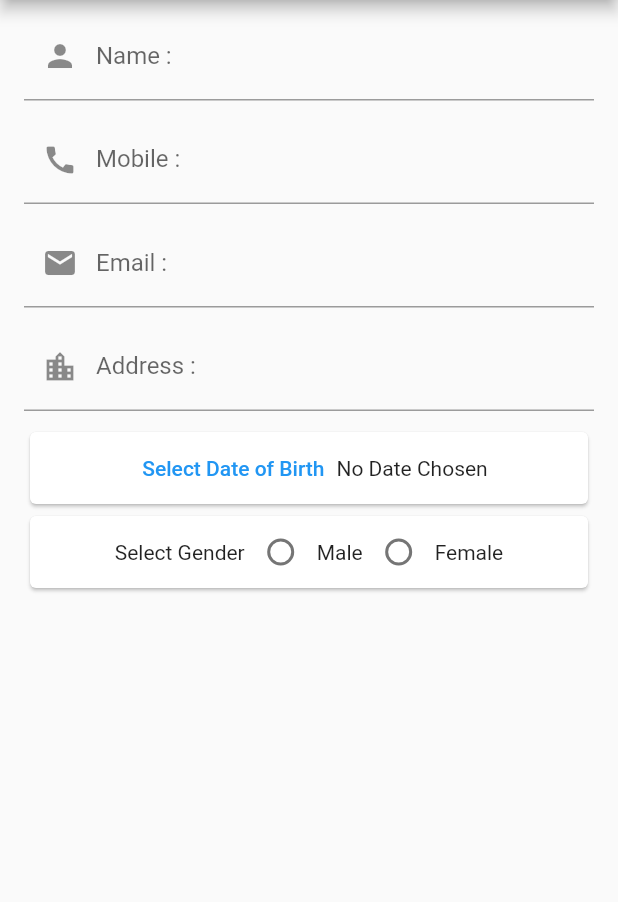
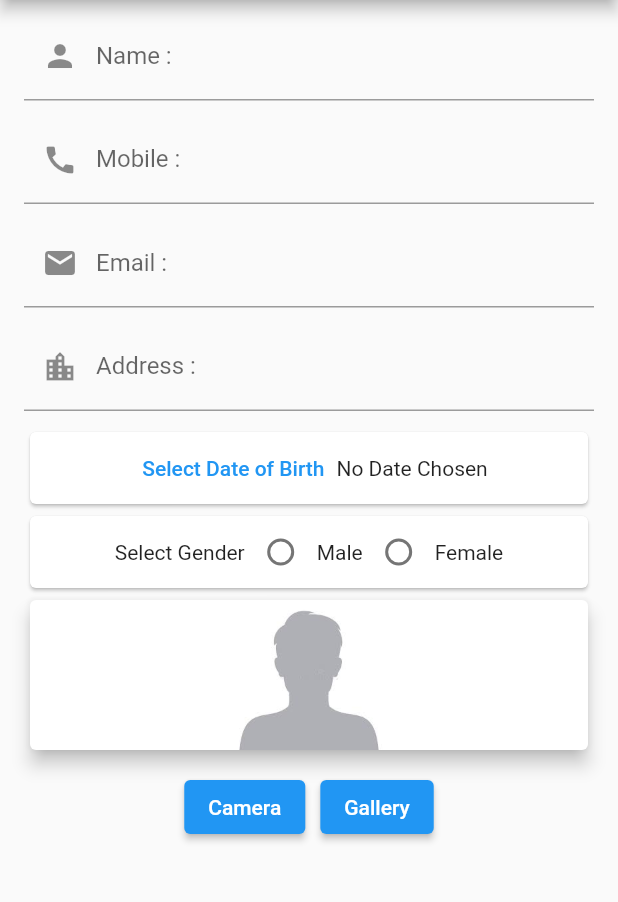
Before and after one commit to PrantoMondal/ContactAppFlutter, a Flutter app: the NewContactPage screen opened by its route, after a tap on "Select Date of Birth", on a phone screen of 412 x 824 dp, the part 84-986 px from its top. Run offline on Flutter 3.47's test engine with Material 2 defaults, Android fonts, the phone set to English and light mode, and no system bars; our stand-ins replace image_picker.

Commit message:
image picker done

```diff
--- a/lib/pages/new_contact_page.dart
+++ b/lib/pages/new_contact_page.dart
@@ -1,5 +1,8 @@
+import 'dart:io';
+
 import 'package:contactapp/model/contact_model.dart';
 import 'package:flutter/material.dart';
+import 'package:image_picker/image_picker.dart';
 
 class NewContactPage extends StatefulWidget {
   const NewContactPage({Key? key}) : super(key: key);
@@ -17,7 +20,9 @@ class _NewContactPageState extends State<NewContactPage> {
   String? _dob;
   String? _genderGroupValue;
   String? _imagePath;
-  // ImageSource _imageSource=ImageSource.camera;
+
+  ImageSource _imageSource = ImageSource.camera;
+
   final form_key = GlobalKey<FormState>();
 
   @override
@@ -59,7 +64,9 @@ class _NewContactPageState extends State<NewContactPage> {
                 }
               },
             ),
-            const SizedBox(height: 10,),
+            const SizedBox(
+              height: 10,
+            ),
             TextFormField(
               controller: mobileController,
               decoration: const InputDecoration(
@@ -75,7 +82,9 @@ class _NewContactPageState extends State<NewContactPage> {
                 }
               },
             ),
-            const SizedBox(height: 10,),
+            const SizedBox(
+              height: 10,
+            ),
             TextFormField(
               controller: emailController,
               decoration: const InputDecoration(
@@ -83,7 +92,9 @@ class _NewContactPageState extends State<NewContactPage> {
                 prefixIcon: Icon(Icons.email),
               ),
             ),
-            const SizedBox(height: 10,),
+            const SizedBox(
+              height: 10,
+            ),
             TextFormField(
               controller: addressController,
               decoration: const InputDecoration(
@@ -91,7 +102,9 @@ class _NewContactPageState extends State<NewContactPage> {
                 prefixIcon: Icon(Icons.location_city),
               ),
             ),
-            const SizedBox(height: 10,),
+            const SizedBox(
+              height: 10,
+            ),
             Card(
               child: Row(
                 mainAxisAlignment: MainAxisAlignment.center,
@@ -99,8 +112,7 @@ class _NewContactPageState extends State<NewContactPage> {
                   TextButton(
                       onPressed: _selectDate,
                       child: Text('Select Date of Birth')),
-
-                  Text(_dob==null?'No Date Chosen':_dob!),
+                  Text(_dob == null ? 'No Date Chosen' : _dob!),
                 ],
               ),
             ), //date of birth
@@ -112,36 +124,63 @@ class _NewContactPageState extends State<NewContactPage> {
                   Radio<String>(
                       value: 'Male',
                       groupValue: _genderGroupValue,
-                      onChanged: (value){
-                        setState((){
-                          _genderGroupValue=value;
+                      onChanged: (value) {
+                        setState(() {
+                          _genderGroupValue = value;
                         });
                       }),
                   Text('Male'),
                   Radio<String>(
                       value: 'Female',
                       groupValue: _genderGroupValue,
-                      onChanged: (value){
-                        setState((){
-                          _genderGroupValue=value;
+                      onChanged: (value) {
+                        setState(() {
+                          _genderGroupValue = value;
                         });
                       }),
-                  Text('Female')
+                  Text('Female'),
                 ],
               ),
             ),
-            // Card(
-            //   elevation: 5,
-            //   child: _imagePath==null?Image.asset(
-            //     'images/pc.jpg',height: 100,width: 100,fit: BoxFit.contain,):
-            //   Image.file(
-            //     File(_imagePath!),
-            //     height: 100,width: 100,fit: BoxFit.contain,
-            //   )
-            //   ,
-            // ),
-
-
+            Card(
+              elevation: 5,
+              child: _imagePath == null
+                  ? Image.asset(
+                      'images/images.jpg',
+                      height: 100,
+                      width: 100,
+                      fit: BoxFit.contain,
+                    )
+                  : Image.file(
+                      File(_imagePath!),
+                      height: 100,
+                      width: 100,
+                      fit: BoxFit.contain,
+                    ),
+            ),
+            SizedBox(
+              height: 10,
+            ),
+            Row(
+              mainAxisAlignment: MainAxisAlignment.center,
+              children: [
+                ElevatedButton(
+                    onPressed: () {
+                      _imageSource = ImageSource.camera;
+                      _getImage();
+                    },
+                    child: const Text('Camera')),
+                SizedBox(
+                  width: 10,
+                ),
+                ElevatedButton(
+                    onPressed: () {
+                      _imageSource = ImageSource.gallery;
+                      _getImage();
+                    },
+                    child: const Text('Gallery')),
+              ],
+            )
           ],
         ),
       ),
@@ -151,16 +190,23 @@ class _NewContactPageState extends State<NewContactPage> {
   void _saveContact() {
     if (form_key.currentState!.validate()) {
       final contact = ContactModel(
-          name: nameController.text,
-          number: mobileController.text,
-          email: emailController.text,
-          address: addressController.text,);
+        name: nameController.text,
+        number: mobileController.text,
+        email: emailController.text,
+        address: addressController.text,
+      );
 
       print(contact.toString());
     }
   }
 
   void _selectDate() {
+    if(_selectDate!=null){
+      setState((){
+        _dob = DateFormat();
+      });
+    }
+  }
 
-  }
+  void _getImage() {}
 }
```
Also changed, not shown: pubspec.yaml (+3 -5 lines), images/images.jpg (added).
